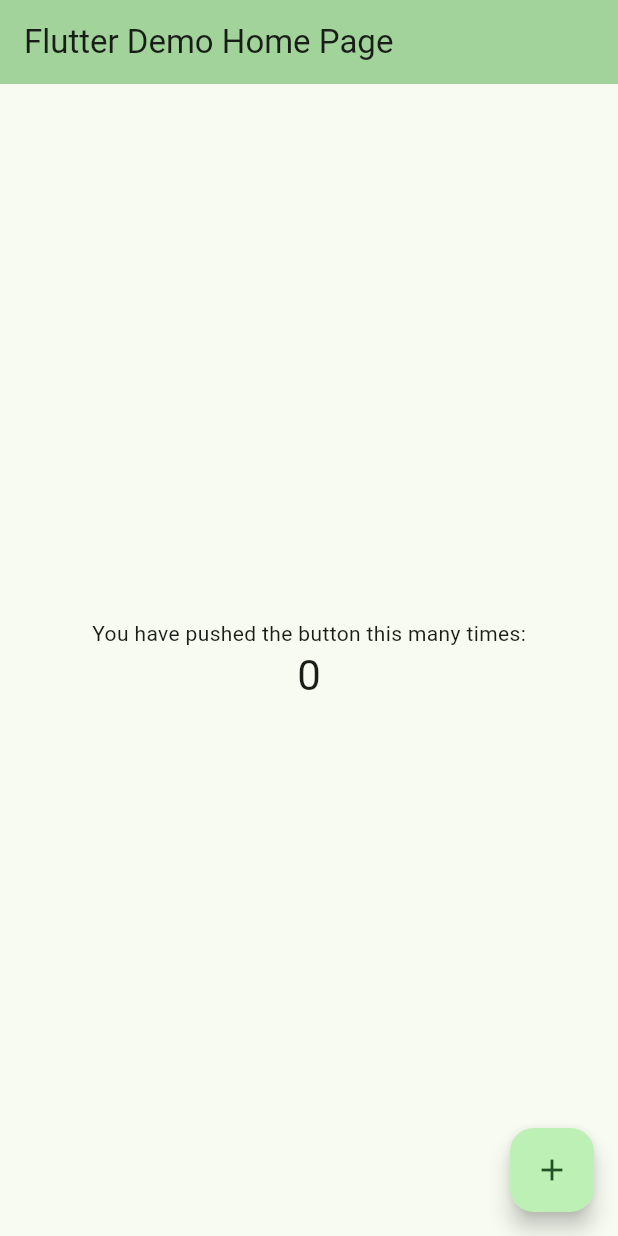
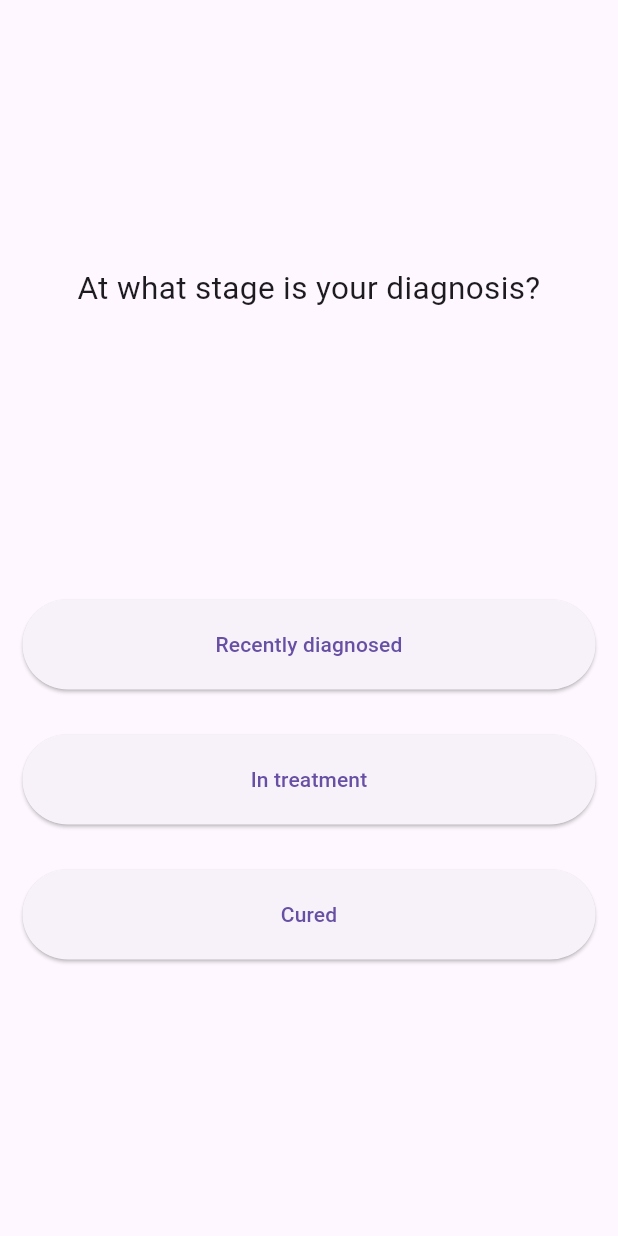
Before and after one commit to akshayam19/Cancer-Survivorship-Application-, a Flutter app: the screen it shows after launch, on a phone screen of 412 x 824 dp. Run offline on Flutter 3.47's test engine with Material 3 defaults, Android fonts, the phone set to English and light mode, and no system bars.

Commit message:
First time survey feature

```diff
--- a/lib/main.dart
+++ b/lib/main.dart
@@ -1,125 +1,48 @@
 import 'package:flutter/material.dart';
-
+import 'pages/survey.dart';
 void main() {
-  runApp(const MyApp());
+  runApp(MyApp());
 }
 
 class MyApp extends StatelessWidget {
-  const MyApp({super.key});
-
-  // This widget is the root of your application.
   @override
   Widget build(BuildContext context) {
     return MaterialApp(
-      title: 'Flutter Demo',
-      theme: ThemeData(
-        // This is the theme of your application.
-        //
-        // TRY THIS: Try running your application with "flutter run". You'll see
-        // the application has a purple toolbar. Then, without quitting the app,
-        // try changing the seedColor in the colorScheme below to Colors.green
-        // and then invoke "hot reload" (save your changes or press the "hot
-        // reload" button in a Flutter-supported IDE, or press "r" if you used
-        // the command line to start the app).
-        //
-        // Notice that the counter didn't reset back to zero; the application
-        // state is not lost during the reload. To reset the state, use hot
-        // restart instead.
-        //
-        // This works for code too, not just values: Most code changes can be
-        // tested with just a hot reload.
-        colorScheme: ColorScheme.fromSeed(seedColor: Colors.green),
-        useMaterial3: true,
-      ),
-      home: const MyHomePage(title: 'Flutter Demo Home Page'),
+      home: MyHomePage(),
     );
   }
 }
 
-class MyHomePage extends StatefulWidget {
-  const MyHomePage({super.key, required this.title});
-
-  // This widget is the home page of your application. It is stateful, meaning
-  // that it has a State object (defined below) that contains fields that affect
-  // how it looks.
-
-  // This class is the configuration for the state. It holds the values (in this
-  // case the title) provided by the parent (in this case the App widget) and
-  // used by the build method of the State. Fields in a Widget subclass are
-  // always marked "final".
-
-  final String title;
-
-  @override
-  State<MyHomePage> createState() => _MyHomePageState();
-}
-
-class _MyHomePageState extends State<MyHomePage> {
-  int _counter = 0;
-
-  void _incrementCounter() {
-    setState(() {
-      // This call to setState tells the Flutter framework that something has
-      // changed in this State, which causes it to rerun the build method below
-      // so that the display can reflect the updated values. If we changed
-      // _counter without calling setState(), then the build method would not be
-      // called again, and so nothing would appear to happen.
-      _counter++;
-    });
-  }
+class MyHomePage extends StatelessWidget {
 
   @override
   Widget build(BuildContext context) {
-    // This method is rerun every time setState is called, for instance as done
-    // by the _incrementCounter method above.
-    //
-    // The Flutter framework has been optimized to make rerunning build methods
-    // fast, so that you can just rebuild anything that needs updating rather
-    // than having to individually change instances of widgets.
+    WidgetsBinding.instance.addPostFrameCallback((_) {
+      Navigator.push(context, MaterialPageRoute(builder: (context) => const SurveyQuestion(
+              question: 'What is your favorite fruit?',
+              type: MultipleChoice(options: ['banana', 'apple', 'strawberry']),)));
+            Navigator.push(context, MaterialPageRoute(builder: (context) => const SurveyQuestion(
+              question: 'What race or ethnicity best describes you?',
+              type: MultipleChoice(options: ['American Indian or Alaskan Native or something somet somethings', 'Asian / Pacific Islander', 'Black or African American', 'Hispanic', 'White / Caucasian']),)));
+            Navigator.push(context, MaterialPageRoute(builder: (context) => const SurveyQuestion(
+              question: 'What was your sex at birth?',
+              type: MultipleChoice(options: ['Male', 'Female']),)));
+            Navigator.push(context, MaterialPageRoute(builder: (context) => const SurveyQuestion(
+              question: 'At what stage is your diagnosis?',
+              type: MultipleChoice(options: ['Recently diagnosed', 'In treatment', 'Cured']),)));
+    });
     return Scaffold(
       appBar: AppBar(
-        // TRY THIS: Try changing the color here to a specific color (to
-        // Colors.amber, perhaps?) and trigger a hot reload to see the AppBar
-        // change color while the other colors stay the same.
-        backgroundColor: Theme.of(context).colorScheme.inversePrimary,
-        // Here we take the value from the MyHomePage object that was created by
-        // the App.build method, and use it to set our appbar title.
-        title: Text(widget.title),
+        title: Text('Survey App'),
       ),
       body: Center(
-        // Center is a layout widget. It takes a single child and positions it
-        // in the middle of the parent.
-        child: Column(
-          // Column is also a layout widget. It takes a list of children and
-          // arranges them vertically. By default, it sizes itself to fit its
-          // children horizontally, and tries to be as tall as its parent.
-          //
-          // Column has various properties to control how it sizes itself and
-          // how it positions its children. Here we use mainAxisAlignment to
-          // center the children vertically; the main axis here is the vertical
-          // axis because Columns are vertical (the cross axis would be
-          // horizontal).
-          //
-          // TRY THIS: Invoke "debug painting" (choose the "Toggle Debug Paint"
-          // action in the IDE, or press "p" in the console), to see the
-          // wireframe for each widget.
-          mainAxisAlignment: MainAxisAlignment.center,
-          children: <Widget>[
-            const Text(
-              'You have pushed the button this many times:',
-            ),
-            Text(
-              '$_counter',
-              style: Theme.of(context).textTheme.headlineMedium,
-            ),
-          ],
+        child: ElevatedButton(
+          onPressed: () {
+
+          },
+          child: Text('Take Survey'),
         ),
       ),
-      floatingActionButton: FloatingActionButton(
-        onPressed: _incrementCounter,
-        tooltip: 'Increment',
-        child: const Icon(Icons.add),
-      ), // This trailing comma makes auto-formatting nicer for build methods.
     );
   }
 }
--- /dev/null
+++ b/lib/pages/survey.dart
@@ -0,0 +1,70 @@
+import 'package:flutter/material.dart';
+
+abstract class SurveyWidget extends StatelessWidget {
+  const SurveyWidget({ super.key });
+  @override
+  Widget build(BuildContext context);
+
+  void storeData();
+}
+
+class SurveyQuestion extends StatelessWidget {
+  final String question;
+  final SurveyWidget type;
+  const SurveyQuestion({super.key, required this.question, required this.type});
+
+  @override
+  Widget build(BuildContext context){
+
+    return PopScope(
+      canPop: false,
+      child: Scaffold(
+        body: Center(
+          child: Column(
+            mainAxisAlignment: MainAxisAlignment.spaceEvenly,
+            crossAxisAlignment: CrossAxisAlignment.center,
+            children: [Padding(
+              padding: const EdgeInsets.all(8.0),
+              child: Text(question, textAlign: TextAlign.center, textScaler: const TextScaler.linear(1.5),),
+            ), type]
+          ),
+        ),
+      ),
+    );
+  }
+}
+
+class MultipleChoice extends SurveyWidget{
+  final List<String> options;
+
+  const MultipleChoice({super.key, required this.options});
+
+  @override
+  void storeData() {
+    // TODO: implement storeData
+  }
+
+  @override
+  Widget build(BuildContext context){
+
+    List<Widget> optionsAsWidget = (options.map((e) => Padding(
+      padding: const EdgeInsets.all(15),
+      child: SizedBox(
+        width: 400,
+        height: 60,
+        child: ElevatedButton(
+          onPressed: () {
+            storeData(); //data is stored at this point
+            Navigator.of(context).pop();
+          }, child: Text(e, textAlign: TextAlign.center,)),
+      ),
+      )
+    ).toList());
+    List<Widget> childrenList = [];
+    childrenList.addAll(optionsAsWidget);
+
+    return Column(
+      children: childrenList,
+    );
+  }
+}
--- a/pubspec.yaml
+++ b/pubspec.yaml
@@ -35,6 +35,7 @@ dependencies:
   # The following adds the Cupertino Icons font to your application.
   # Use with the CupertinoIcons class for iOS style icons.
   cupertino_icons: ^1.0.2
+  shared_preferences: ^2.2.2
 
 dev_dependencies:
   flutter_test:
@@ -45,7 +46,7 @@ dev_dependencies:
   # activated in the `analysis_options.yaml` file located at the root of your
   # package. See that file for information about deactivating specific lint
   # rules and activating additional ones.
-  flutter_lints: ^2.0.0
+  flutter_lints: ^3.0.1
 
 # For information on the generic Dart part of this file, see the
 # following page: https://dart.dev/tools/pub/pubspec
```
Also changed, not shown: pubspec.lock, 2 other files.
